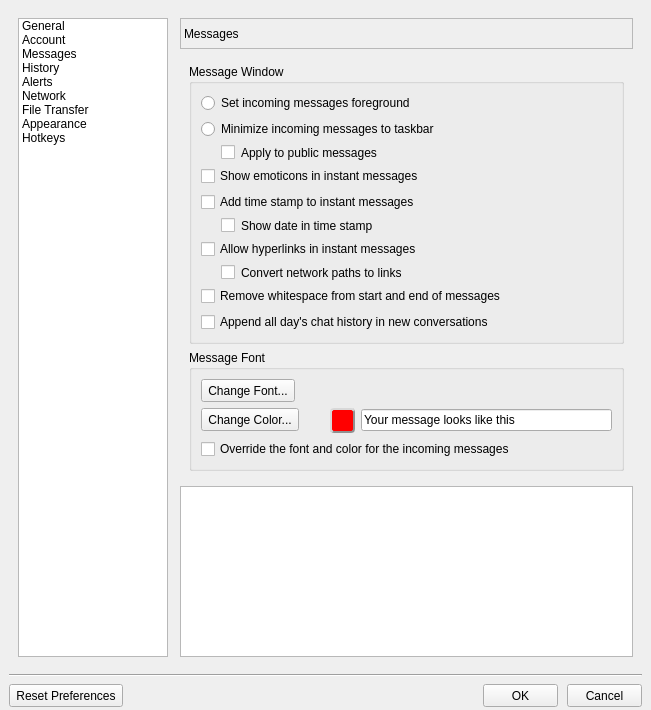
Above: lmc/src/settingsdialog.ui from MariusDec/Lan-Messenger before the change. Below: the same form after it.
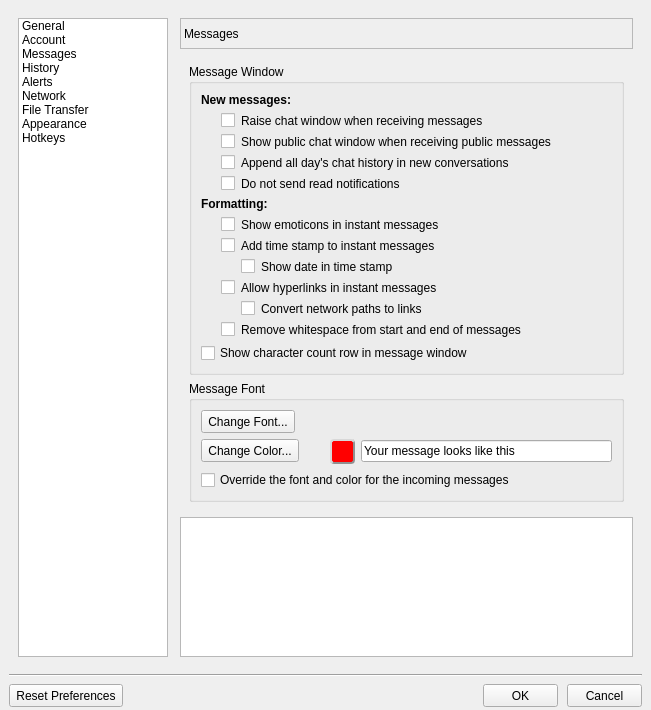
That is the form after the change. Icons and pictures are not drawn. Custom widgets are drawn as their Qt base class.

Patch:
```diff
--- a/lmc/src/settingsdialog.ui
+++ b/lmc/src/settingsdialog.ui
@@ -631,16 +631,22 @@
                </property>
                <layout class="QVBoxLayout" name="verticalLayout_12">
                 <item>
-                 <widget class="QRadioButton" name="radioButtonMessageTop">
+                 <widget class="QLabel" name="label">
+                  <property name="styleSheet">
+                   <string notr="true">font-weight: bold;</string>
+                  </property>
                   <property name="text">
-                   <string>Set incoming messages foreground</string>
+                   <string>New messages:</string>
                   </property>
                  </widget>
                 </item>
                 <item>
-                 <widget class="QRadioButton" name="radioButtonMessageBottom">
+                 <widget class="QCheckBox" name="checkBoxMessageRaise">
+                  <property name="styleSheet">
+                   <string notr="true">margin-left: 20px</string>
+                  </property>
                   <property name="text">
-                   <string>Minimize incoming messages to taskbar</string>
+                   <string>Raise chat window when receiving messages</string>
                   </property>
                  </widget>
                 </item>
@@ -650,12 +656,48 @@
                    <string notr="true">margin-left: 20px</string>
                   </property>
                   <property name="text">
-                   <string>Apply to public messages</string>
+                   <string>Show public chat window when receiving public messages</string>
+                  </property>
+                 </widget>
+                </item>
+                <item>
+                 <widget class="QCheckBox" name="checkBoxAppendHistory">
+                  <property name="enabled">
+                   <bool>true</bool>
+                  </property>
+                  <property name="styleSheet">
+                   <string notr="true">margin-left: 20px</string>
+                  </property>
+                  <property name="text">
+                   <string>Append all day's chat history in new conversations</string>
+                  </property>
+                 </widget>
+                </item>
+                <item>
+                 <widget class="QCheckBox" name="checkBoxReadNotifications">
+                  <property name="styleSheet">
+                   <string notr="true">margin-left: 20px</string>
+                  </property>
+                  <property name="text">
+                   <string>Do not send read notifications</string>
+                  </property>
+                 </widget>
+                </item>
+                <item>
+                 <widget class="QLabel" name="label_2">
+                  <property name="styleSheet">
+                   <string notr="true">font-weight: bold;</string>
+                  </property>
+                  <property name="text">
+                   <string>Formatting:</string>
                   </property>
                  </widget>
                 </item>
                 <item>
                  <widget class="QCheckBox" name="checkBoxEmoticon">
+                  <property name="styleSheet">
+                   <string notr="true">margin-left: 20px</string>
+                  </property>
                   <property name="text">
                    <string>Show emoticons in instant messages</string>
                   </property>
@@ -663,6 +705,9 @@
                 </item>
                 <item>
                  <widget class="QCheckBox" name="checkBoxMessageTime">
+                  <property name="styleSheet">
+                   <string notr="true">margin-left: 20px</string>
+                  </property>
                   <property name="text">
                    <string>Add time stamp to instant messages</string>
                   </property>
@@ -671,7 +716,7 @@
                 <item>
                  <widget class="QCheckBox" name="checkBoxMessageDate">
                   <property name="styleSheet">
-                   <string notr="true">margin-left: 20px</string>
+                   <string notr="true">margin-left: 40px</string>
                   </property>
                   <property name="text">
                    <string>Show date in time stamp</string>
@@ -680,6 +725,9 @@
                 </item>
                 <item>
                  <widget class="QCheckBox" name="checkBoxAllowLinks">
+                  <property name="styleSheet">
+                   <string notr="true">margin-left: 20px</string>
+                  </property>
                   <property name="text">
                    <string>Allow hyperlinks in instant messages</string>
                   </property>
@@ -688,7 +736,7 @@
                 <item>
                  <widget class="QCheckBox" name="checkBoxPathToLink">
                   <property name="styleSheet">
-                   <string notr="true">margin-left: 20px</string>
+                   <string notr="true">margin-left: 40px</string>
                   </property>
                   <property name="text">
                    <string>Convert network paths to links</string>
@@ -697,18 +745,18 @@
                 </item>
                 <item>
                  <widget class="QCheckBox" name="checkBoxTrimMessage">
+                  <property name="styleSheet">
+                   <string notr="true">margin-left: 20px</string>
+                  </property>
                   <property name="text">
                    <string>Remove whitespace from start and end of messages</string>
                   </property>
                  </widget>
                 </item>
                 <item>
-                 <widget class="QCheckBox" name="checkBoxAppendHistory">
-                  <property name="enabled">
-                   <bool>true</bool>
-                  </property>
+                 <widget class="QCheckBox" name="checkBoxCharCount">
                   <property name="text">
-                   <string>Append all day's chat history in new conversations</string>
+                   <string>Show character count row in message window</string>
                   </property>
                  </widget>
                 </item>
```
Left out of the diff: 66 changed lines with no effect on the pictures.
